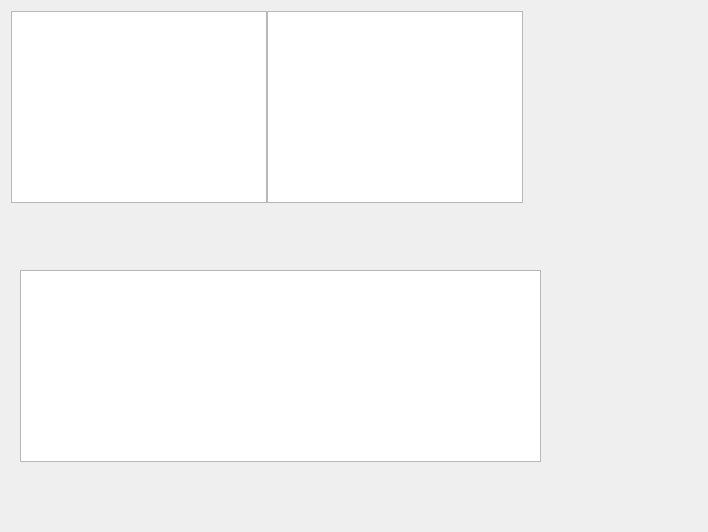
Qt form QMedPlayer_test/dialog.ui (stambur/Mp3-player) before a commit.
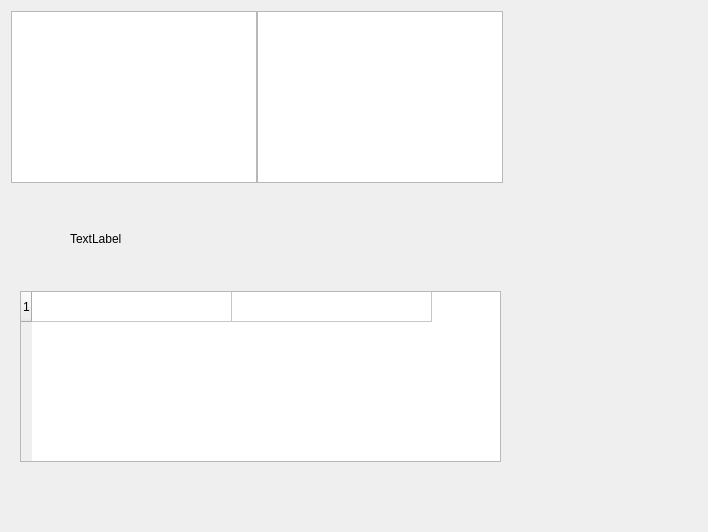
The same form after that commit.

```diff
--- a/QMedPlayer_test/dialog.ui
+++ b/QMedPlayer_test/dialog.ui
@@ -13,7 +13,15 @@
   <property name="windowTitle">
    <string>Dialog</string>
   </property>
-  <widget class="QWidget" name="">
+  <widget class="QWidget" name="layoutWidget">
+   <property name="geometry">
+    <rect>
+     <x>0</x>
+     <y>0</y>
+     <width>514</width>
+     <height>194</height>
+    </rect>
+   </property>
    <layout class="QHBoxLayout" name="horizontalLayout">
     <property name="spacing">
      <number>0</number>
@@ -30,10 +38,80 @@
    <property name="geometry">
     <rect>
      <x>20</x>
-     <y>270</y>
-     <width>521</width>
-     <height>192</height>
+     <y>291</y>
+     <width>481</width>
+     <height>171</height>
     </rect>
+   </property>
+   <property name="frameShape">
+    <enum>QFrame::StyledPanel</enum>
+   </property>
+   <property name="frameShadow">
+    <enum>QFrame::Plain</enum>
+   </property>
+   <property name="autoScrollMargin">
+    <number>16</number>
+   </property>
+   <property name="editTriggers">
+    <set>QAbstractItemView::NoEditTriggers</set>
+   </property>
+   <property name="selectionMode">
+    <enum>QAbstractItemView::SingleSelection</enum>
+   </property>
+   <property name="selectionBehavior">
+    <enum>QAbstractItemView::SelectRows</enum>
+   </property>
+   <property name="iconSize">
+    <size>
+     <width>0</width>
+     <height>0</height>
+    </size>
+   </property>
+   <property name="showGrid">
+    <bool>true</bool>
+   </property>
+   <property name="wordWrap">
+    <bool>false</bool>
+   </property>
+   <property name="cornerButtonEnabled">
+    <bool>false</bool>
+   </property>
+   <property name="rowCount">
+    <number>1</number>
+   </property>
+   <property name="columnCount">
+    <number>2</number>
+   </property>
+   <attribute name="horizontalHeaderVisible">
+    <bool>false</bool>
+   </attribute>
+   <attribute name="horizontalHeaderDefaultSectionSize">
+    <number>200</number>
+   </attribute>
+   <attribute name="verticalHeaderCascadingSectionResizes">
+    <bool>false</bool>
+   </attribute>
+   <attribute name="verticalHeaderDefaultSectionSize">
+    <number>30</number>
+   </attribute>
+   <attribute name="verticalHeaderHighlightSections">
+    <bool>true</bool>
+   </attribute>
+   <row/>
+   <column/>
+   <column/>
+  </widget>
+  <widget class="QLabel" name="label">
+   <property name="geometry">
+    <rect>
+     <x>70</x>
+     <y>223</y>
+     <width>221</width>
+     <height>31</height>
+    </rect>
+   </property>
+   <property name="text">
+    <string>TextLabel</string>
    </property>
   </widget>
  </widget>
```
